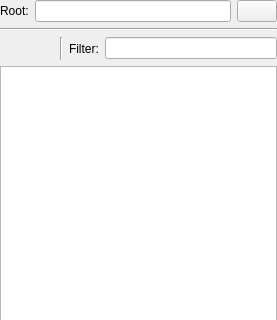
braeun/FitsIP, file src/app/filesystemview.ui: the form before one commit; both pictures show x 0 to 277 and y 0 to 320 of the 277 by 589 pixel window.
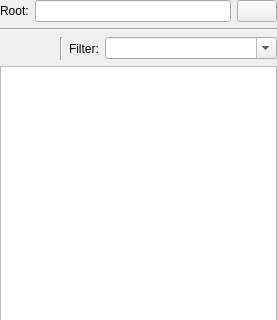
The form after the commit. Icons and pictures are not drawn.

Commit message: filter combobox in filesystemview

```diff
--- a/src/app/filesystemview.ui
+++ b/src/app/filesystemview.ui
@@ -136,13 +136,19 @@
           </widget>
          </item>
          <item>
-          <widget class="QLineEdit" name="filterField">
+          <widget class="QComboBox" name="filterBox">
            <property name="sizePolicy">
             <sizepolicy hsizetype="Expanding" vsizetype="Fixed">
-             <horstretch>1</horstretch>
+             <horstretch>0</horstretch>
              <verstretch>0</verstretch>
             </sizepolicy>
            </property>
+           <property name="editable">
+            <bool>true</bool>
+           </property>
+           <property name="insertPolicy">
+            <enum>QComboBox::InsertAlphabetically</enum>
+           </property>
           </widget>
          </item>
         </layout>
```
The commit also changes 5 other files.
